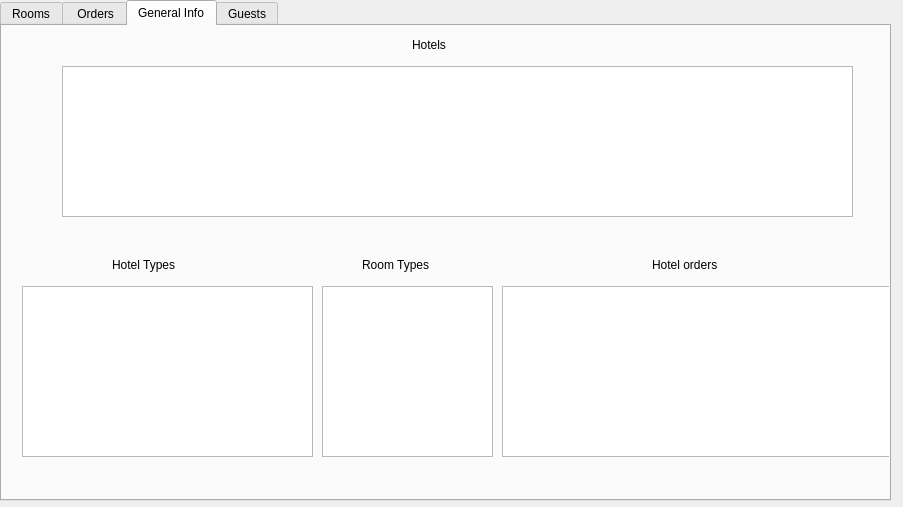
The window that client/ReceptionistView.ui (ZpmPower/Hotel_Network) describes before a commit, drawn with Qt 5.
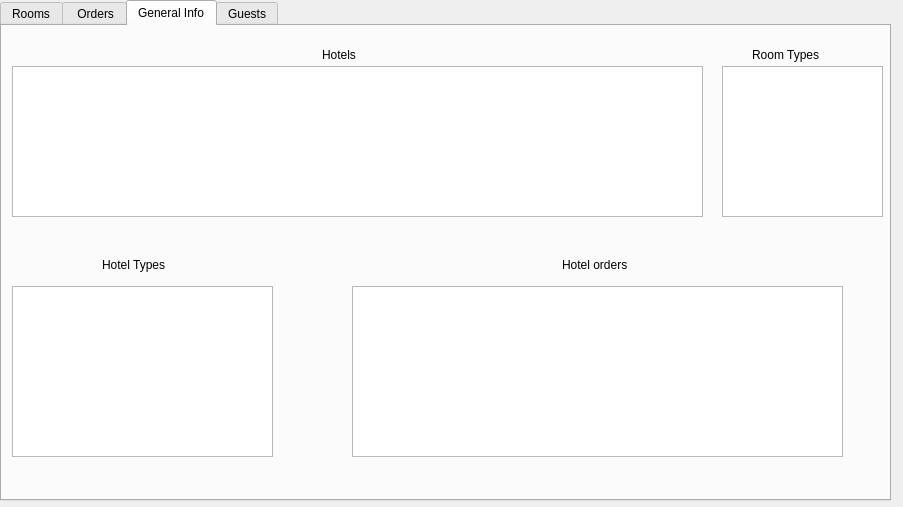
The same window after the commit. The open tabs and pages were chosen to show the change.

```diff
--- a/client/ReceptionistView.ui
+++ b/client/ReceptionistView.ui
@@ -763,9 +763,9 @@
     <widget class="QTableWidget" name="HotelsTbl">
      <property name="geometry">
       <rect>
-       <x>60</x>
+       <x>10</x>
        <y>40</y>
-       <width>791</width>
+       <width>691</width>
        <height>151</height>
       </rect>
      </property>
@@ -779,9 +779,9 @@
     <widget class="QTableWidget" name="HotelTypesTbl">
      <property name="geometry">
       <rect>
-       <x>20</x>
+       <x>10</x>
        <y>260</y>
-       <width>291</width>
+       <width>261</width>
        <height>171</height>
       </rect>
      </property>
@@ -795,8 +795,8 @@
     <widget class="QLabel" name="label_9">
      <property name="geometry">
       <rect>
-       <x>360</x>
-       <y>230</y>
+       <x>750</x>
+       <y>20</y>
        <width>71</width>
        <height>17</height>
       </rect>
@@ -808,8 +808,8 @@
     <widget class="QLabel" name="label_10">
      <property name="geometry">
       <rect>
-       <x>410</x>
-       <y>10</y>
+       <x>320</x>
+       <y>20</y>
        <width>71</width>
        <height>17</height>
       </rect>
@@ -821,10 +821,10 @@
     <widget class="QTableWidget" name="RoomTypesTbl">
      <property name="geometry">
       <rect>
-       <x>320</x>
-       <y>260</y>
-       <width>171</width>
-       <height>171</height>
+       <x>720</x>
+       <y>40</y>
+       <width>161</width>
+       <height>151</height>
       </rect>
      </property>
      <property name="editTriggers">
@@ -837,7 +837,7 @@
     <widget class="QLabel" name="label_11">
      <property name="geometry">
       <rect>
-       <x>110</x>
+       <x>100</x>
        <y>230</y>
        <width>71</width>
        <height>17</height>
@@ -850,9 +850,9 @@
     <widget class="QTableWidget" name="OrdersTbl">
      <property name="geometry">
       <rect>
-       <x>500</x>
+       <x>350</x>
        <y>260</y>
-       <width>401</width>
+       <width>491</width>
        <height>171</height>
       </rect>
      </property>
@@ -866,7 +866,7 @@
     <widget class="QLabel" name="label_14">
      <property name="geometry">
       <rect>
-       <x>650</x>
+       <x>560</x>
        <y>230</y>
        <width>71</width>
        <height>17</height>
```
Left out of the diff: 23 changed lines with no effect on the pictures.
